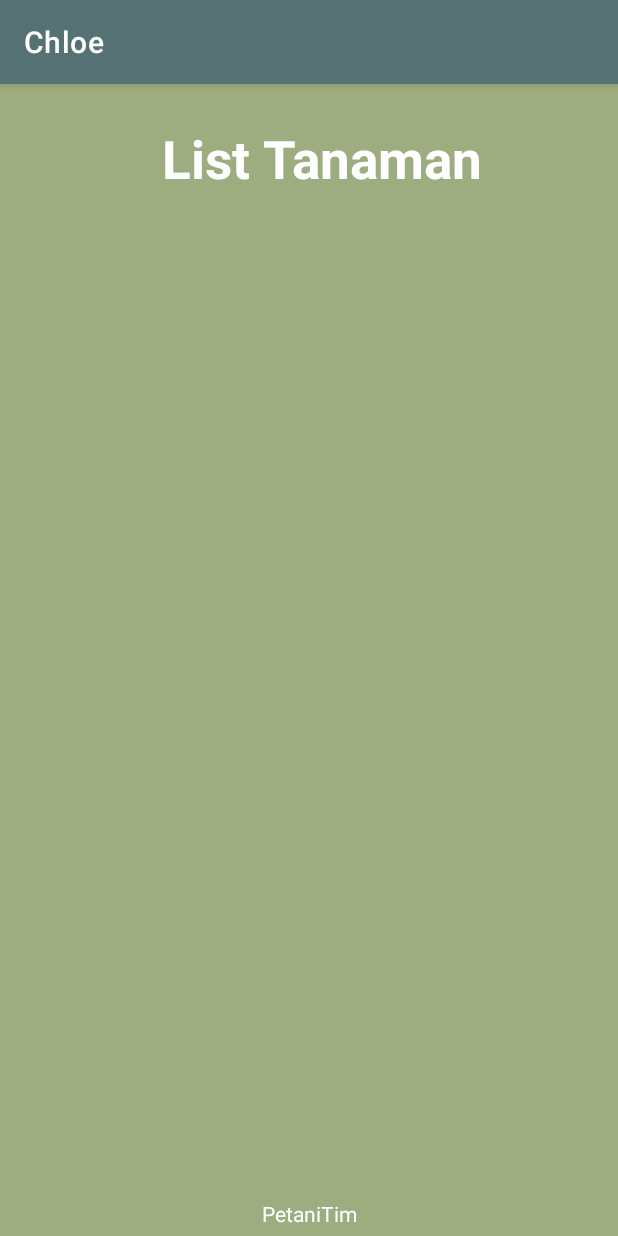
After one commit to fauzanf07/Chloe, an Android app: the ListActivity screen opened directly, with no data from a screen before it, on a phone screen of 412 x 824 dp. The commit adds this screen. Run offline under Robolectric (Android 15) with nearby library versions, the phone set to English and light mode, and no system bars.

Commit message:
Add List activity_list.xml

```diff
--- /dev/null
+++ b/app/src/main/java/com/example/chloe/Activity/ListActivity.java
@@ -0,0 +1,16 @@
+package com.example.chloe.Activity;
+
+import androidx.appcompat.app.AppCompatActivity;
+
+import android.os.Bundle;
+
+import com.example.chloe.R;
+
+public class ListActivity extends AppCompatActivity {
+
+    @Override
+    protected void onCreate(Bundle savedInstanceState) {
+        super.onCreate(savedInstanceState);
+        setContentView(R.layout.activity_list);
+    }
+}
--- /dev/null
+++ b/app/src/main/res/layout/activity_list.xml
@@ -0,0 +1,47 @@
+<?xml version="1.0" encoding="utf-8"?>
+<LinearLayout xmlns:android="http://schemas.android.com/apk/res/android"
+    xmlns:app="http://schemas.android.com/apk/res-auto"
+    xmlns:tools="http://schemas.android.com/tools"
+    android:layout_width="match_parent"
+    android:layout_height="match_parent"
+    android:orientation="vertical"
+    tools:context=".Activity.ListActivity">
+
+    <androidx.appcompat.widget.Toolbar
+        android:layout_width="match_parent"
+        android:layout_height="100dp"
+        android:background="@color/light_green">
+        <TextView
+            android:layout_width="match_parent"
+            android:layout_height="match_parent"
+            android:layout_gravity="center"
+            android:gravity="center"
+            android:textColor="@color/white"
+            android:text="List Tanaman"
+            android:textStyle="bold"
+            android:textSize="35dp"/>
+    </androidx.appcompat.widget.Toolbar>
+    <FrameLayout
+        android:layout_width="match_parent"
+        android:layout_height="match_parent">
+        <ScrollView
+            android:layout_width="match_parent"
+            android:layout_height="match_parent"
+            android:background="@color/light_green">
+
+
+
+        </ScrollView>
+
+        <TextView
+            android:layout_width="match_parent"
+            android:layout_height="wrap_content"
+            android:text="PetaniTim"
+            android:layout_gravity="bottom"
+            android:gravity="center"
+            android:textColor="@color/white"
+            android:paddingBottom="5sp"
+            android:paddingTop="5sp"/>
+    </FrameLayout>
+
+</LinearLayout>
--- a/app/src/main/res/layout/activity_main.xml
+++ b/app/src/main/res/layout/activity_main.xml
@@ -62,7 +62,8 @@
                     android:layout_width="170sp"
                     android:layout_height="100sp"
                     app:cardCornerRadius="10dp"
-                    android:layout_margin="5sp">
+                    android:layout_margin="5sp"
+                    android:id="@+id/outdoor_daun">
                     <ImageView
                         android:layout_width="match_parent"
                         android:layout_height="match_parent"
@@ -105,7 +106,8 @@
                     android:layout_width="170sp"
                     android:layout_height="100sp"
                     app:cardCornerRadius="10dp"
-                    android:layout_margin="5sp">
+                    android:layout_margin="5sp"
+                    android:id="@+id/indoor_daun">
                     <ImageView
                         android:layout_width="match_parent"
                         android:layout_height="match_parent"
```
Also changed, not shown: app/build.gradle (+10 -0 lines), app/src/main/AndroidManifest.xml (+9 -4 lines), app/src/main/java/com/example/chloe/Activity/MainActivity.java (+13 -1 lines), app/src/main/res/layout/item_tanaman.xml (added, +36 -0 lines).
